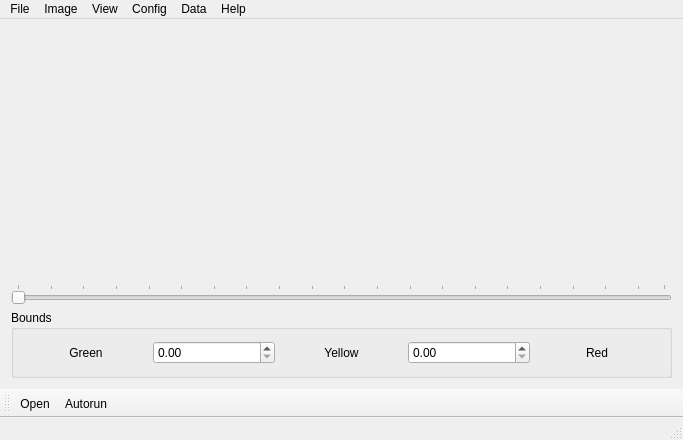
Old version of the form mainwindow.ui in the repository Abbath/P.
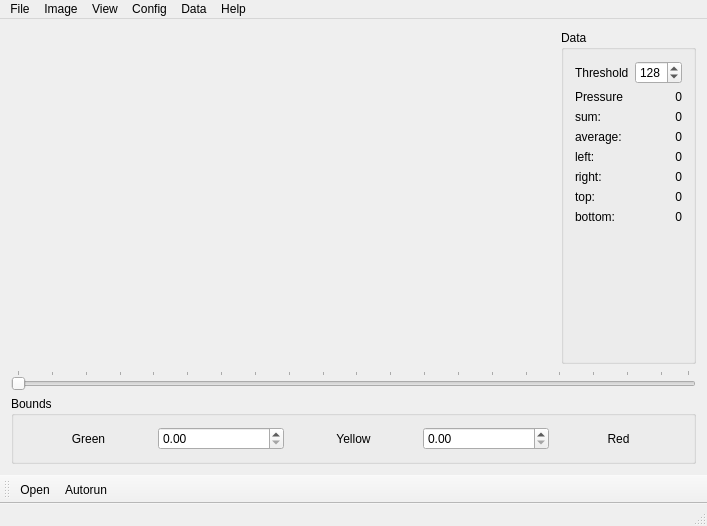
New version of the form. Custom widgets are drawn as their Qt base class.

```diff
--- a/mainwindow.ui
+++ b/mainwindow.ui
@@ -6,8 +6,8 @@
    <rect>
     <x>0</x>
     <y>0</y>
-    <width>683</width>
-    <height>440</height>
+    <width>707</width>
+    <height>526</height>
    </rect>
   </property>
   <property name="windowTitle">
@@ -15,7 +15,7 @@
   </property>
   <widget class="QWidget" name="centralWidget">
    <layout class="QGridLayout" name="gridLayout">
-    <item row="1" column="0" colspan="2">
+    <item row="2" column="0" colspan="2">
      <widget class="QSlider" name="horizontalSlider">
       <property name="enabled">
        <bool>true</bool>
@@ -31,10 +31,10 @@
       </property>
      </widget>
     </item>
-    <item row="0" column="0" colspan="2">
+    <item row="0" column="0" rowspan="2">
      <widget class="ImageArea" name="widget" native="true"/>
     </item>
-    <item row="2" column="0" colspan="2">
+    <item row="3" column="0" colspan="2">
      <widget class="QGroupBox" name="groupBox">
       <property name="sizePolicy">
        <sizepolicy hsizetype="Preferred" vsizetype="Maximum">
@@ -85,6 +85,170 @@
       </layout>
      </widget>
     </item>
+    <item row="0" column="1" rowspan="2">
+     <widget class="QGroupBox" name="groupBox_2">
+      <property name="sizePolicy">
+       <sizepolicy hsizetype="Maximum" vsizetype="Preferred">
+        <horstretch>0</horstretch>
+        <verstretch>0</verstretch>
+       </sizepolicy>
+      </property>
+      <property name="title">
+       <string>Data</string>
+      </property>
+      <layout class="QGridLayout" name="gridLayout_2">
+       <item row="2" column="0">
+        <widget class="QLabel" name="label_5">
+         <property name="text">
+          <string>Pressure</string>
+         </property>
+        </widget>
+       </item>
+       <item row="0" column="0">
+        <widget class="QLabel" name="label_4">
+         <property name="text">
+          <string>Threshold</string>
+         </property>
+        </widget>
+       </item>
+       <item row="6" column="0">
+        <widget class="QLabel" name="label_6">
+         <property name="text">
+          <string>left:</string>
+         </property>
+        </widget>
+       </item>
+       <item row="8" column="0">
+        <widget class="QLabel" name="label_7">
+         <property name="text">
+          <string>right:</string>
+         </property>
+        </widget>
+       </item>
+       <item row="10" column="0">
+        <widget class="QLabel" name="label_8">
+         <property name="text">
+          <string>top:</string>
+         </property>
+        </widget>
+       </item>
+       <item row="12" column="0">
+        <widget class="QLabel" name="label_9">
+         <property name="text">
+          <string>bottom:</string>
+         </property>
+        </widget>
+       </item>
+       <item row="4" column="0">
+        <widget class="QLabel" name="label_10">
+         <property name="text">
+          <string>sum:</string>
+         </property>
+        </widget>
+       </item>
+       <item row="4" column="1">
+        <widget class="QLabel" name="sum_l">
+         <property name="text">
+          <string>0</string>
+         </property>
+         <property name="alignment">
+          <set>Qt::AlignRight|Qt::AlignTrailing|Qt::AlignVCenter</set>
+         </property>
+        </widget>
+       </item>
+       <item row="6" column="1">
+        <widget class="QLabel" name="left_l">
+         <property name="text">
+          <string>0</string>
+         </property>
+         <property name="alignment">
+          <set>Qt::AlignRight|Qt::AlignTrailing|Qt::AlignVCenter</set>
+         </property>
+        </widget>
+       </item>
+       <item row="8" column="1">
+        <widget class="QLabel" name="right_l">
+         <property name="text">
+          <string>0</string>
+         </property>
+         <property name="alignment">
+          <set>Qt::AlignRight|Qt::AlignTrailing|Qt::AlignVCenter</set>
+         </property>
+        </widget>
+       </item>
+       <item row="10" column="1">
+        <widget class="QLabel" name="top_l">
+         <property name="text">
+          <string>0</string>
+         </property>
+         <property name="alignment">
+          <set>Qt::AlignRight|Qt::AlignTrailing|Qt::AlignVCenter</set>
+         </property>
+        </widget>
+       </item>
+       <item row="12" column="1">
+        <widget class="QLabel" name="bottom_l">
+         <property name="text">
+          <string>0</string>
+         </property>
+         <property name="alignment">
+          <set>Qt::AlignRight|Qt::AlignTrailing|Qt::AlignVCenter</set>
+         </property>
+        </widget>
+       </item>
+       <item row="2" column="1">
+        <widget class="QLabel" name="pressure_l">
+         <property name="text">
+          <string>0</string>
+         </property>
+         <property name="alignment">
+          <set>Qt::AlignRight|Qt::AlignTrailing|Qt::AlignVCenter</set>
+         </property>
+        </widget>
+       </item>
+       <item row="0" column="1">
+        <widget class="QSpinBox" name="thresh_sb">
+         <property name="maximum">
+          <number>255</number>
+         </property>
+         <property name="value">
+          <number>128</number>
+         </property>
+        </widget>
+       </item>
+       <item row="5" column="0">
+        <widget class="QLabel" name="label_11">
+         <property name="text">
+          <string>average:</string>
+         </property>
+        </widget>
+       </item>
+       <item row="5" column="1">
+        <widget class="QLabel" name="ave_l">
+         <property name="text">
+          <string>0</string>
+         </property>
+         <property name="alignment">
+          <set>Qt::AlignRight|Qt::AlignTrailing|Qt::AlignVCenter</set>
+         </property>
+        </widget>
+       </item>
+       <item row="13" column="0" colspan="2">
+        <spacer name="verticalSpacer">
+         <property name="orientation">
+          <enum>Qt::Vertical</enum>
+         </property>
+         <property name="sizeHint" stdset="0">
+          <size>
+           <width>20</width>
+           <height>40</height>
+          </size>
+         </property>
+        </spacer>
+       </item>
+      </layout>
+     </widget>
+    </item>
    </layout>
   </widget>
   <widget class="QMenuBar" name="menuBar">
@@ -92,7 +256,7 @@
     <rect>
      <x>0</x>
      <y>0</y>
-     <width>683</width>
+     <width>707</width>
      <height>20</height>
     </rect>
    </property>
```
